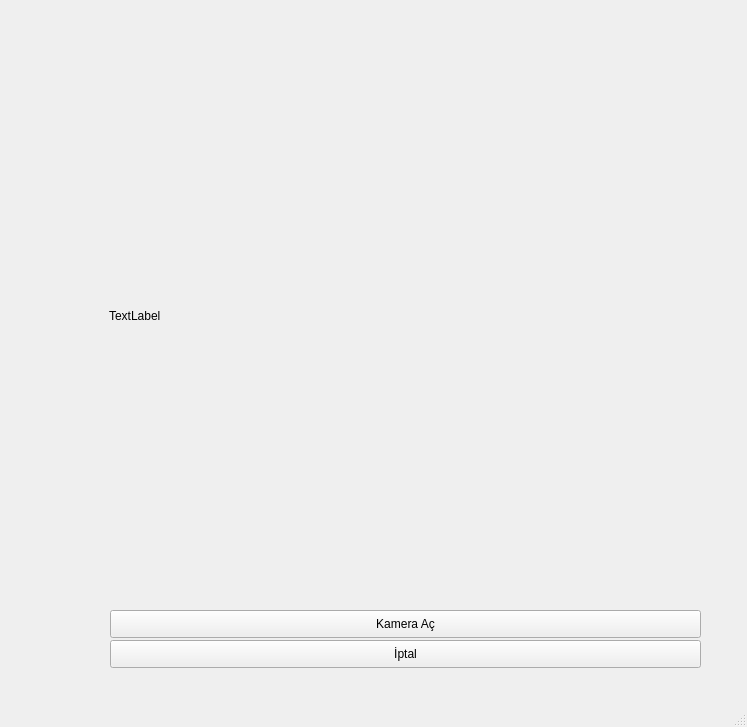
vektorelpython24proje/MasaustuProje, file SEMA/Kamera.ui: the form before one commit.
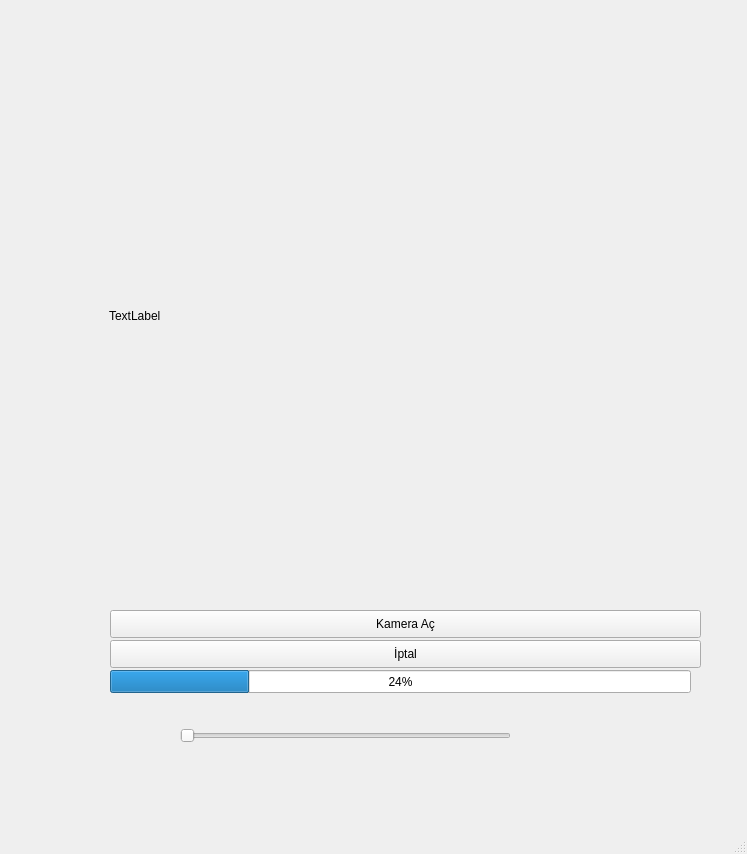
The form after the commit.

Diff of the .ui file:
```diff
--- a/SEMA/Kamera.ui
+++ b/SEMA/Kamera.ui
@@ -7,7 +7,7 @@
     <x>0</x>
     <y>0</y>
     <width>747</width>
-    <height>727</height>
+    <height>854</height>
    </rect>
   </property>
   <property name="windowTitle">
@@ -59,6 +59,32 @@
      <string>İptal</string>
     </property>
    </widget>
+   <widget class="QProgressBar" name="pB">
+    <property name="geometry">
+     <rect>
+      <x>110</x>
+      <y>670</y>
+      <width>581</width>
+      <height>23</height>
+     </rect>
+    </property>
+    <property name="value">
+     <number>24</number>
+    </property>
+   </widget>
+   <widget class="QSlider" name="Slider">
+    <property name="geometry">
+     <rect>
+      <x>180</x>
+      <y>700</y>
+      <width>331</width>
+      <height>71</height>
+     </rect>
+    </property>
+    <property name="orientation">
+     <enum>Qt::Horizontal</enum>
+    </property>
+   </widget>
   </widget>
   <widget class="QMenuBar" name="menubar">
    <property name="geometry">
```
Left out of the diff: 4 changed lines with no effect on the pictures.
